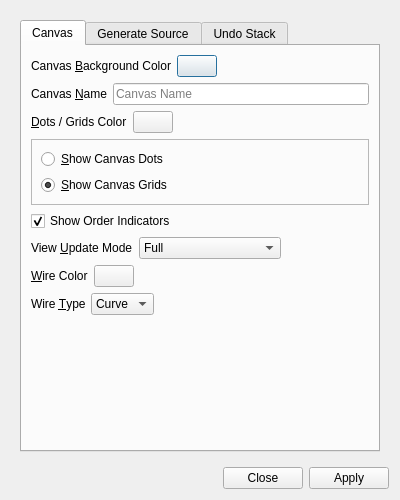
This is UI/glitch-canvas-settings.ui in textbrowser/glitch as Qt 5 draws it before an edit. The edited form follows.
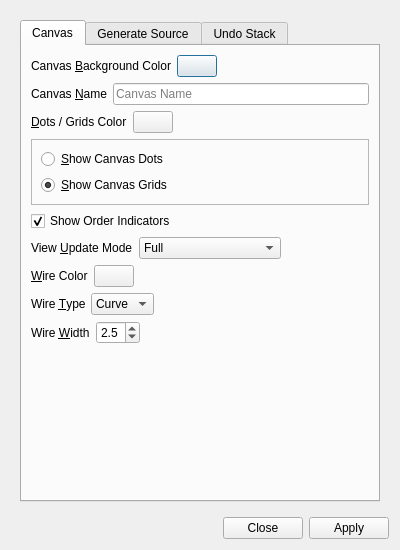
This is the edited form. Icons and pictures are not drawn.

Commit message: Wire width.

Patch:
```diff
--- a/UI/glitch-canvas-settings.ui
+++ b/UI/glitch-canvas-settings.ui
@@ -7,7 +7,7 @@
     <x>0</x>
     <y>0</y>
     <width>400</width>
-    <height>500</height>
+    <height>550</height>
    </rect>
   </property>
   <property name="windowTitle">
@@ -32,7 +32,7 @@
         <x>0</x>
         <y>0</y>
         <width>388</width>
-        <height>448</height>
+        <height>498</height>
        </rect>
       </property>
       <layout class="QVBoxLayout" name="verticalLayout_2">
@@ -324,6 +324,49 @@
              </item>
             </layout>
            </item>
+           <item>
+            <layout class="QHBoxLayout" name="horizontalLayout_10">
+             <item>
+              <widget class="QLabel" name="label_10">
+               <property name="text">
+                <string>Wire &amp;Width</string>
+               </property>
+               <property name="buddy">
+                <cstring>wire_width</cstring>
+               </property>
+              </widget>
+             </item>
+             <item>
+              <widget class="QDoubleSpinBox" name="wire_width">
+               <property name="decimals">
+                <number>1</number>
+               </property>
+               <property name="minimum">
+                <double>2.000000000000000</double>
+               </property>
+               <property name="maximum">
+                <double>5.000000000000000</double>
+               </property>
+               <property name="value">
+                <double>2.500000000000000</double>
+               </property>
+              </widget>
+             </item>
+             <item>
+              <spacer name="horizontalSpacer_8">
+               <property name="orientation">
+                <enum>Qt::Horizontal</enum>
+               </property>
+               <property name="sizeHint" stdset="0">
+                <size>
+                 <width>40</width>
+                 <height>20</height>
+                </size>
+               </property>
+              </spacer>
+             </item>
+            </layout>
+           </item>
            <item>
             <spacer name="verticalSpacer">
              <property name="orientation">
```
Left out of the diff: 1 changed line with no effect on the pictures.
